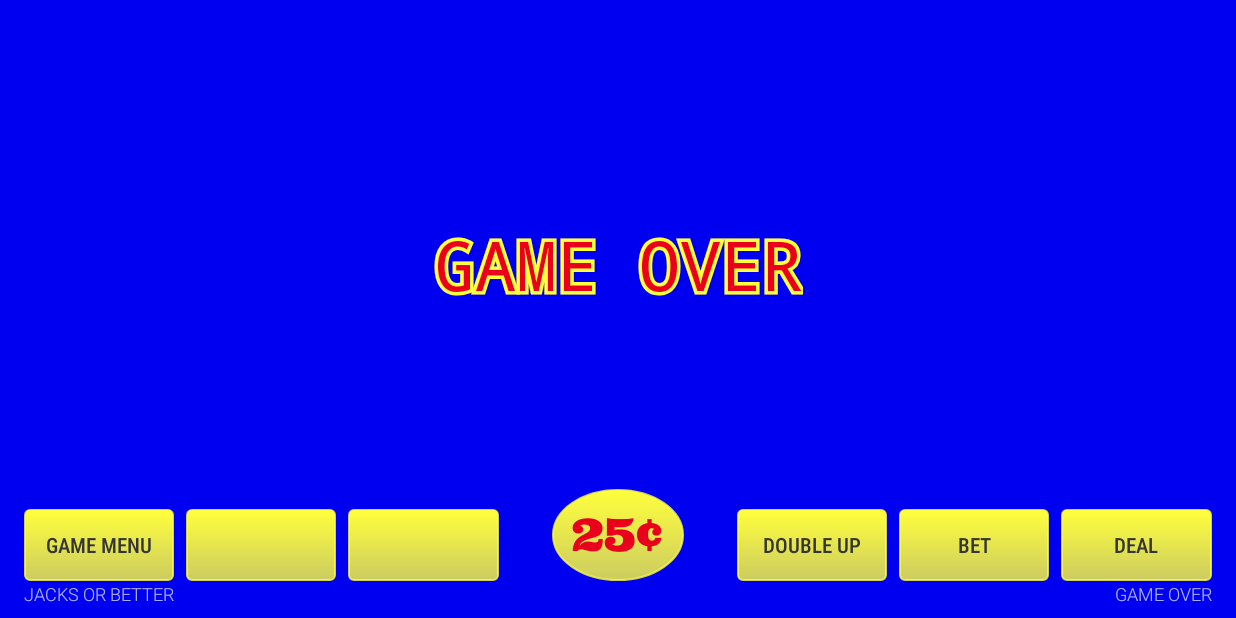
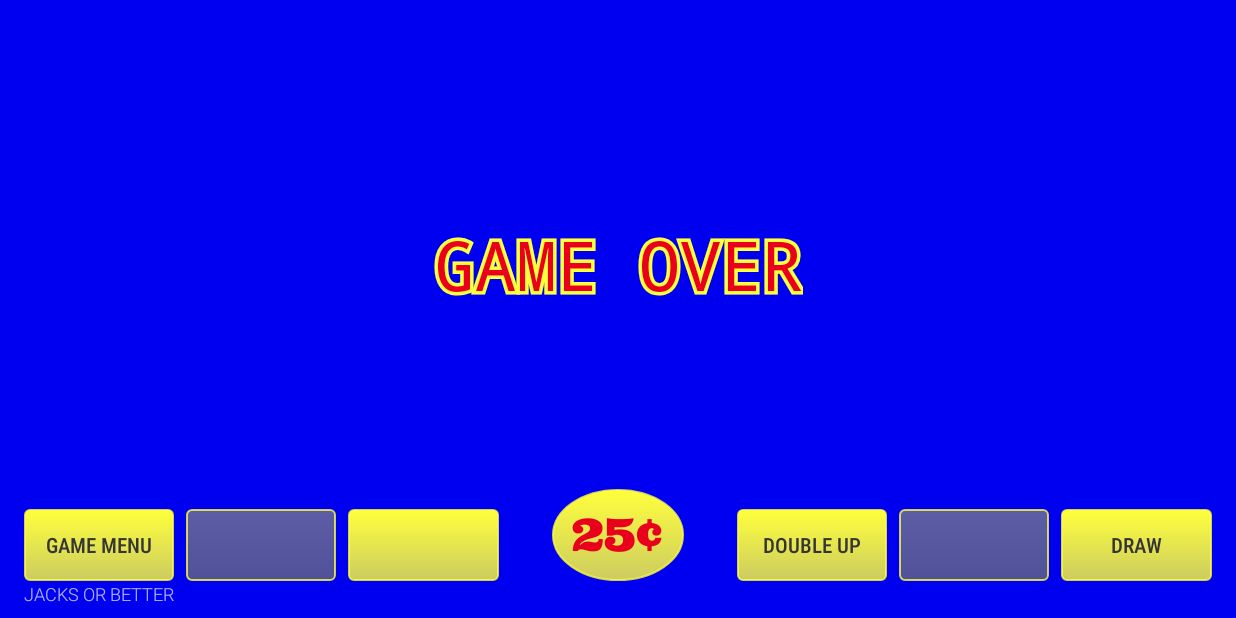
Before and after one commit to CodemeshDG/ACVideoPoker, an Android app: the screen it shows after launch (GameActivity), after a tap on "DEAL", on a phone screen of 824 x 412 dp (held sideways). Run offline under Robolectric (Android 15) with nearby library versions, the light colour scheme and no system bars; our stand-ins replace data binding; pictures from the network do not load; 14 statements that could not run were skipped.

Commit message:
Functional checkpoint corrections
-Data binding now works properly to have values fed into layout update when they change

```diff
--- a/app/src/main/java/com/dommyg/acvideopoker/viewmodels/GameViewModel.java
+++ b/app/src/main/java/com/dommyg/acvideopoker/viewmodels/GameViewModel.java
@@ -18,56 +18,8 @@ public class GameViewModel extends AndroidViewModel {
         this.jacksOrBetter = new Machine(application);
     }
 
-    public boolean[] getHolds() {
-        return jacksOrBetter.getHolds();
-    }
-
-    public String[] getCardImagePaths() {
-        return jacksOrBetter.getCardImagePaths();
-    }
-
-    public boolean getIsNewHand() {
-        return jacksOrBetter.getIsNewHand();
-    }
-
-    public boolean getIsInDeal() {
-        return jacksOrBetter.getIsInDeal();
-    }
-
-    public boolean getIsDisplayingGameOver() {
-        return jacksOrBetter.getIsDisplayingGameOver();
-    }
-
-    public int getCurrentSpeed() {
-        return jacksOrBetter.getCurrentSpeed();
-    }
-
-    public BigDecimal getBetDenomination() {
-        return jacksOrBetter.getBetDenomination();
-    }
-
-    public Bank getBank() {
-        return jacksOrBetter.getBank();
-    }
-
-    public int getBet() {
-        return jacksOrBetter.getBet();
-    }
-
-    public int getCurrentVolume() {
-        return jacksOrBetter.getGameSounds().getCurrentVolumeIterator();
-    }
-
-    public BigDecimal getWinAmount() {
-        return jacksOrBetter.getWinAmount();
-    }
-
-    public int getHandValue() {
-        return jacksOrBetter.getDeck().getHandStatus().getStringValue();
-    }
-
-    public Deck.Result getHandStatus() {
-        return jacksOrBetter.getDeck().getHandStatus();
+    public Machine getJacksOrBetter() {
+        return jacksOrBetter;
     }
 
     /**
--- a/app/src/main/res/layout/fragment_machine_screen.xml
+++ b/app/src/main/res/layout/fragment_machine_screen.xml
@@ -40,11 +40,11 @@
                 android:layout_width="wrap_content"
                 android:layout_height="wrap_content"
                 android:fontFamily="monospace"
-                android:text="@{StringUtil.createResultText(viewModel.handValue, viewModel.application)}"
-                android:textColor="@{viewModel.isNewHand ? context.getColor(R.color.colorWhiteFont) : context.getColor(R.color.colorRedFont)}"
-                android:textSize="@{viewModel.isNewHand ? 14 : 24}"
-                android:visibility="@{viewModel.handStatus.equals(Result.NOTHING) || viewModel.isInDeal ? View.INVISIBLE : View.VISIBLE}"
-                app:outlineSize="@{viewModel.isNewHand ? 0 : 8}"
+                android:text="@{StringUtil.createResultText(viewModel.jacksOrBetter.deck.handStatus.stringValue, viewModel.application)}"
+                android:textColor="@{viewModel.jacksOrBetter.isNewHand ? context.getColor(R.color.colorWhiteFont) : context.getColor(R.color.colorRedFont)}"
+                android:textSize="@{viewModel.jacksOrBetter.isNewHand ? 14 : 24}"
+                android:visibility="@{viewModel.jacksOrBetter.deck.handStatus.equals(Result.NOTHING) || viewModel.jacksOrBetter.isInDeal ? View.INVISIBLE : View.VISIBLE}"
+                app:outlineSize="@{viewModel.jacksOrBetter.isNewHand ? 0 : 8}"
                 app:outlineColor="@color/colorYellowOutline"
                 app:layout_constraintEnd_toEndOf="parent"
                 app:layout_constraintStart_toStartOf="parent"
@@ -70,7 +70,7 @@
                     android:layout_weight="1"
                     android:fontFamily="monospace"
                     android:text="@string/button_hold"
-                    android:visibility="@{viewModel.holds[0] ? View.VISIBLE : View.INVISIBLE}"
+                    android:visibility="@{viewModel.jacksOrBetter.holds[0] ? View.VISIBLE : View.INVISIBLE}"
                     android:textAlignment="center"
                     android:textScaleX="1.5"
                     android:textStyle="bold"
@@ -87,7 +87,7 @@
                     android:layout_weight="1"
                     android:fontFamily="monospace"
                     android:text="@string/button_hold"
-                    android:visibility="@{viewModel.holds[1] ? View.VISIBLE : View.INVISIBLE}"
+                    android:visibility="@{viewModel.jacksOrBetter.holds[1] ? View.VISIBLE : View.INVISIBLE}"
                     android:shadowColor="@color/colorBlackShadow"
                     android:shadowRadius="1"
                     android:shadowDx="5"
@@ -104,7 +104,7 @@
                     android:layout_weight="1"
                     android:fontFamily="monospace"
                     android:text="@string/button_hold"
-                    android:visibility="@{viewModel.holds[2] ? View.VISIBLE : View.INVISIBLE}"
+                    android:visibility="@{viewModel.jacksOrBetter.holds[2] ? View.VISIBLE : View.INVISIBLE}"
                     android:shadowColor="@color/colorBlackShadow"
                     android:shadowRadius="1"
                     android:shadowDx="5"
@@ -121,7 +121,7 @@
                     android:layout_weight="1"
                     android:fontFamily="monospace"
                     android:text="@string/button_hold"
-                    android:visibility="@{viewModel.holds[3] ? View.VISIBLE : View.INVISIBLE}"
+                    android:visibility="@{viewModel.jacksOrBetter.holds[3] ? View.VISIBLE : View.INVISIBLE}"
                     android:shadowColor="@color/colorBlackShadow"
                     android:shadowRadius="1"
                     android:shadowDx="5"
@@ -138,7 +138,7 @@
                     android:layout_weight="1"
                     android:fontFamily="monospace"
                     android:text="@string/button_hold"
-                    android:visibility="@{viewModel.holds[4] ? View.VISIBLE : View.INVISIBLE}"
+                    android:visibility="@{viewModel.jacksOrBetter.holds[4] ? View.VISIBLE : View.INVISIBLE}"
                     android:shadowColor="@color/colorBlackShadow"
                     android:shadowRadius="1"
                     android:shadowDx="5"
@@ -165,7 +165,7 @@
                     android:layout_height="wrap_content"
                     android:layout_weight="1"
                     android:scaleType="fitCenter"
-                    android:enabled="@{viewModel.isNewHand || viewModel.isInDeal ? false : true}"
+                    android:enabled="@{viewModel.jacksOrBetter.isNewHand || viewModel.jacksOrBetter.isInDeal ? false : true}"
                     android:onClick="@{() -> viewModel.processHold(0)}"/>
 
                 <ImageView
@@ -174,7 +174,7 @@
                     android:layout_height="wrap_content"
                     android:layout_weight="1"
                     android:scaleType="fitCenter"
-                    android:enabled="@{viewModel.isNewHand || viewModel.isInDeal ? false : true}"
+                    android:enabled="@{viewModel.jacksOrBetter.isNewHand || viewModel.jacksOrBetter.isInDeal ? false : true}"
                     android:onClick="@{() -> viewModel.processHold(1)}"/>
 
                 <ImageView
@@ -183,7 +183,7 @@
                     android:layout_height="wrap_content"
                     android:layout_weight="1"
                     android:scaleType="fitCenter"
-                    android:enabled="@{viewModel.isNewHand || viewModel.isInDeal ? false : true}"
+                    android:enabled="@{viewModel.jacksOrBetter.isNewHand || viewModel.jacksOrBetter.isInDeal ? false : true}"
                     android:onClick="@{() -> viewModel.processHold(2)}"/>
 
                 <ImageView
@@ -192,7 +192,7 @@
                     android:layout_height="wrap_content"
                     android:layout_weight="1"
                     android:scaleType="fitCenter"
-                    android:enabled="@{viewModel.isNewHand || viewModel.isInDeal ? false : true}"
+                    android:enabled="@{viewModel.jacksOrBetter.isNewHand || viewModel.jacksOrBetter.isInDeal ? false : true}"
                     android:onClick="@{() -> viewModel.processHold(3)}"/>
 
                 <ImageView
@@ -201,7 +201,7 @@
                     android:layout_height="wrap_content"
                     android:layout_weight="1"
                     android:scaleType="fitCenter"
-                    android:enabled="@{viewModel.isNewHand || viewModel.isInDeal ? false : true}"
+                    android:enabled="@{viewModel.jacksOrBetter.isNewHand || viewModel.jacksOrBetter.isInDeal ? false : true}"
                     android:onClick="@{() -> viewModel.processHold(4)}"/>
             </LinearLayout>
 
@@ -216,7 +216,7 @@
                 android:textSize="46sp"
                 app:outlineSize="5dp"
                 app:outlineColor="@color/colorYellowOutline"
-                android:visibility="@{viewModel.isDisplayingGameOver ? View.VISIBLE : View.GONE}"
+                android:visibility="@{viewModel.jacksOrBetter.isDisplayingGameOver ? View.VISIBLE : View.GONE}"
                 app:layout_constraintBottom_toBottomOf="@+id/linearLayout2"
                 app:layout_constraintEnd_toEndOf="@+id/linearLayout2"
                 app:layout_constraintStart_toStartOf="@+id/linearLayout2"
@@ -252,8 +252,8 @@
                 android:textSize="24sp"
                 app:outlineSize="2dp"
                 app:outlineColor="@color/colorYellowOutline"
-                android:text="@{StringUtil.createWinText(viewModel.winAmount, viewModel.application)}"
-                android:visibility="@{viewModel.winAmount.equals(BigDecimal.valueOf(0)) ? View.INVISIBLE : View.VISIBLE}"
+                android:text="@{StringUtil.createWinText(viewModel.jacksOrBetter.winAmount, viewModel.application)}"
+                android:visibility="@{viewModel.jacksOrBetter.winAmount.equals(BigDecimal.valueOf(0)) ? View.INVISIBLE : View.VISIBLE}"
                 app:layout_constraintBottom_toTopOf="@+id/linearLayout3"
                 app:layout_constraintStart_toStartOf="parent"
                 tools:text="WIN $100.00" />
@@ -267,7 +267,7 @@
                 android:textSize="24sp"
                 app:outlineSize="2dp"
                 app:outlineColor="@color/colorYellowOutline"
-                android:text="@{StringUtil.createCreditText(viewModel.bank.bankroll, viewModel.application)}"
+                android:text="@{StringUtil.createCreditText(viewModel.jacksOrBetter.bank.bankroll, viewModel.application)}"
                 app:layout_constraintBottom_toTopOf="@+id/linearLayout"
                 app:layout_constraintEnd_toEndOf="parent"
                 tools:text="CREDIT $.00" />
@@ -277,7 +277,7 @@
                 android:layout_width="wrap_content"
                 android:layout_height="wrap_content"
                 android:fontFamily="monospace"
-                android:text="@{StringUtil.createBetButtonText(viewModel.bet, viewModel.application)}"
+                android:text="@{StringUtil.createBetButtonText(viewModel.jacksOrBetter.bet, viewModel.application)}"
                 android:textScaleX="1.5"
                 android:textStyle="bold"
                 android:shadowColor="@color/colorBlackShadow"
@@ -321,9 +321,9 @@
                     android:layout_weight="1"
                     android:background="@drawable/operation_buttons"
                     android:fontFamily="sans-serif-condensed-medium"
-                    android:text="@{StringUtil.createSpeedButtonText(viewModel.currentSpeed, viewModel.application)}"
+                    android:text="@{StringUtil.createSpeedButtonText(viewModel.jacksOrBetter.currentSpeed, viewModel.application)}"
                     android:textColor="@drawable/operation_buttons"
-                    android:enabled="@{viewModel.isNewHand &amp;&amp; !viewModel.isInDeal}"
+                    android:enabled="@{viewModel.jacksOrBetter.isNewHand &amp;&amp; !viewModel.jacksOrBetter.isInDeal}"
                     android:onClick="@{() -> viewModel.processChangeSpeed()}"
                     tools:text="Speed (1)" />
 
@@ -335,9 +335,9 @@
                     android:layout_weight="1"
                     android:background="@drawable/operation_buttons"
                     android:fontFamily="sans-serif-condensed-medium"
-                    android:text="@{StringUtil.createSoundButtonText(viewModel.currentVolume, viewModel.application)}"
+                    android:text="@{StringUtil.createSoundButtonText(viewModel.jacksOrBetter.gameSounds.currentVolumeIterator, viewModel.application)}"
                     android:textColor="@drawable/operation_buttons"
-                    android:enabled="@{!viewModel.isInDeal}"
+                    android:enabled="@{!viewModel.jacksOrBetter.isInDeal}"
                     android:onClick="@{() -> viewModel.processChangeVolume()}"
                     tools:text="Sound (2)" />
             </LinearLayout>
@@ -376,7 +376,7 @@
                     android:fontFamily="sans-serif-condensed-medium"
                     android:text="@string/bet"
                     android:textColor="@drawable/operation_buttons"
-                    android:enabled="@{viewModel.isNewHand &amp;&amp; !viewModel.isInDeal}"
+                    android:enabled="@{viewModel.jacksOrBetter.isNewHand &amp;&amp; !viewModel.jacksOrBetter.isInDeal}"
                     android:onClick="@{() -> viewModel.processChangeBet()}"
                     tools:text="@string/bet" />
 
@@ -388,9 +388,9 @@
                     android:layout_weight="1"
                     android:background="@drawable/operation_buttons"
                     android:fontFamily="sans-serif-condensed-medium"
-                    android:text="@{viewModel.isNewHand ? @string/button_deal : @string/button_draw}"
+                    android:text="@{viewModel.jacksOrBetter.isNewHand ? @string/button_deal : @string/button_draw}"
                     android:textColor="@drawable/operation_buttons"
-                    android:enabled="@{!viewModel.isInDeal}"
+                    android:enabled="@{!viewModel.jacksOrBetter.isInDeal}"
                     android:onClick="@{() -> viewModel.dealOrDraw()}"
                     tools:text="Deal" />
 
@@ -404,9 +404,9 @@
                 android:fontFamily="@font/ultra"
                 android:textColor="@color/colorRedFont"
                 android:textSize="30sp"
-                android:text="@{StringUtil.createDenominationButtonText(viewModel.betDenomination)}"
+                android:text="@{StringUtil.createDenominationButtonText(viewModel.jacksOrBetter.betDenomination)}"
                 android:onClick="@{() -> viewModel.processChangeDenomination()}"
-                android:enabled="@{viewModel.isNewHand &amp;&amp; !viewModel.isInDeal}"
+                android:enabled="@{viewModel.jacksOrBetter.isNewHand &amp;&amp; !viewModel.jacksOrBetter.isInDeal}"
                 app:layout_constraintBottom_toBottomOf="@+id/linearLayout3"
                 app:layout_constraintEnd_toStartOf="@+id/guidelineDemonRight"
                 app:layout_constraintStart_toStartOf="@+id/guidelineDenomLeft"
@@ -432,7 +432,7 @@
                 android:fontFamily="sans-serif-light"
                 android:text="@string/game_over"
                 android:textSize="12sp"
-                android:visibility="@{viewModel.isNewHand &amp;&amp; !viewModel.isInDeal ? View.VISIBLE : View.INVISIBLE}"
+                android:visibility="@{viewModel.jacksOrBetter.isNewHand &amp;&amp; !viewModel.jacksOrBetter.isInDeal ? View.VISIBLE : View.INVISIBLE}"
                 app:layout_constraintBottom_toBottomOf="parent"
                 app:layout_constraintEnd_toEndOf="parent"
                 tools:text="GAME OVER" />
```
